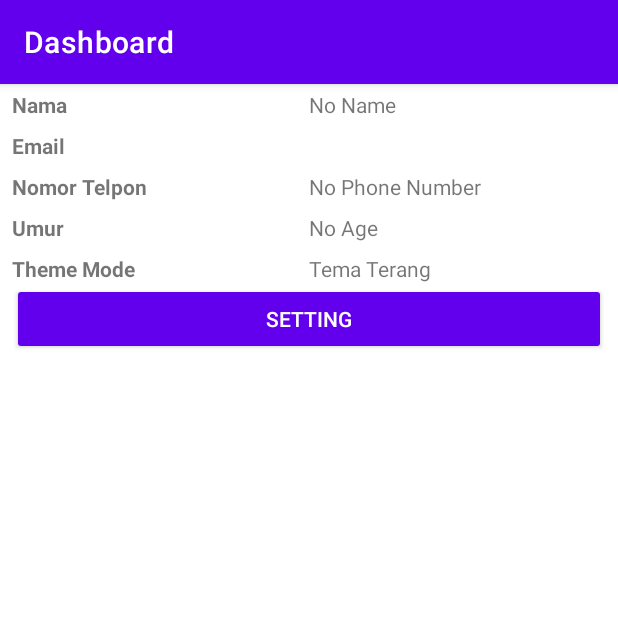
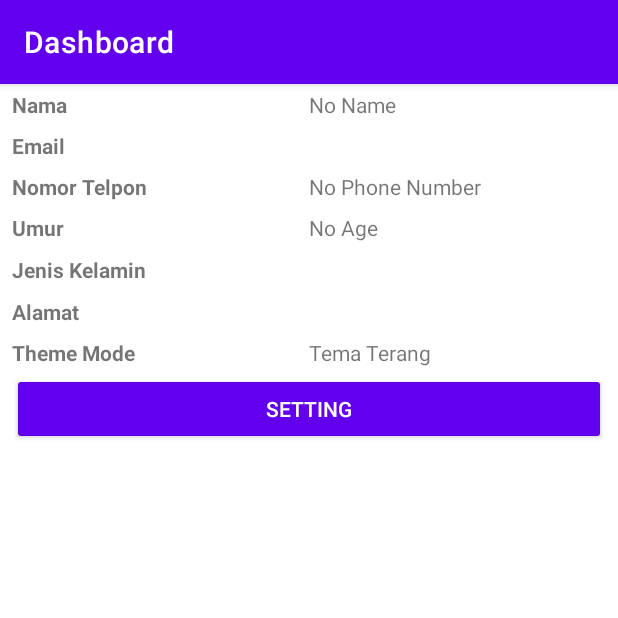
Before and after one commit to krisnas/-IF06MM1-18102271-KRISNA-SUBARKAH-, an Android app: the screen it shows after launch (MainActivity), on a phone screen of 412 x 824 dp, the top half of it. Run offline under Robolectric (Android 15) with nearby library versions, the phone set to English and light mode, and no system bars; our stand-ins replace data binding.

Commit message:
menambah 2 key baru

```diff
--- a/app/src/main/java/com/krisna_18102271/praktikum9/data/SettingModel.kt
+++ b/app/src/main/java/com/krisna_18102271/praktikum9/data/SettingModel.kt
@@ -9,5 +9,7 @@ import kotlinx.android.parcel.Parcelize
         var email: String? = null,
         var age: Int = 0,
         var phoneNumber: String? = null,
+        var gender: String? = null,
+        var address: String? = null,
         var isDarkTheme: Boolean = false
     ): Parcelable
--- a/app/src/main/java/com/krisna_18102271/praktikum9/preferences/SettingPreference.kt
+++ b/app/src/main/java/com/krisna_18102271/praktikum9/preferences/SettingPreference.kt
@@ -9,6 +9,8 @@ import com.krisna_18102271.praktikum9.data.SettingModel
             private const val NAME = "name"
             private const val EMAIL = "email"
             private const val AGE = "age"
+            private const val GENDER = "gender"
+            private const val ADDRESS = "address"
             private const val PHONE_NUMBER = "phone"
             private const val THEME = "theme"
         }
@@ -19,6 +21,8 @@ import com.krisna_18102271.praktikum9.data.SettingModel
             editor.putString(NAME, value.name)
             editor.putString(EMAIL, value.email)
             editor.putInt(AGE, value.age)
+            editor.putString(GENDER, value.gender)
+            editor.putString(ADDRESS, value.address)
             editor.putString(PHONE_NUMBER, value.phoneNumber)
             editor.putBoolean(THEME, value.isDarkTheme)
             editor.apply()
@@ -30,6 +34,8 @@ import com.krisna_18102271.praktikum9.data.SettingModel
             model.email = preferences.getString(EMAIL, "")
             model.age = preferences.getInt(AGE, 0)
             model.phoneNumber = preferences.getString(PHONE_NUMBER, "")
+            model.gender = preferences.getString(GENDER, "")
+            model.address = preferences.getString(ADDRESS, "")
             model.isDarkTheme = preferences.getBoolean(THEME, false)
             return model
         }
--- a/app/src/main/res/layout/activity_main.xml
+++ b/app/src/main/res/layout/activity_main.xml
@@ -2,6 +2,8 @@
 <layout xmlns:android="http://schemas.android.com/apk/res/android"
     xmlns:app="http://schemas.android.com/apk/res-auto"
     xmlns:tools="http://schemas.android.com/tools">
+    <?xml version="1.0" encoding="utf-8"?>
+
     <data>
         <import type="android.text.TextUtils"/>
         <variable
@@ -10,7 +12,9 @@
         <variable
             name="act"
             type="com.krisna_18102271.praktikum9.MainActivity" />
+
     </data>
+
 <androidx.constraintlayout.widget.ConstraintLayout
     android:layout_width="match_parent"
     android:layout_height="match_parent"
@@ -96,25 +100,53 @@
         app:layout_constraintStart_toStartOf="@+id/tv_phone"
         app:layout_constraintTop_toBottomOf="@+id/tv_phone"
         android:text="@{settingModel.age > 0 ? ``+settingModel.age : @string/default_age }" />
+
     <TextView
-        android:id="@+id/textView5"
+        android:id="@+id/textView6"
         android:layout_width="0dp"
         android:layout_height="wrap_content"
-        android:layout_marginTop="8dp"
-        android:text="@string/tv_theme"
+        android:layout_marginTop="64dp"
+        android:text="@string/address"
         android:textStyle="bold"
-        app:layout_constraintEnd_toEndOf="@+id/textView4"
-        app:layout_constraintStart_toStartOf="@+id/textView4"
-        app:layout_constraintTop_toBottomOf="@+id/textView4" />
+        app:layout_constraintEnd_toEndOf="@+id/textView3"
+        app:layout_constraintHorizontal_bias="0.0"
+        app:layout_constraintStart_toStartOf="@+id/textView3"
+        app:layout_constraintTop_toBottomOf="@+id/textView3" />
+
     <TextView
-        android:id="@+id/tv_theme"
+        android:id="@+id/tv_gender"
         android:layout_width="0dp"
         android:layout_height="wrap_content"
-        android:layout_marginTop="8dp"
-        app:layout_constraintEnd_toEndOf="@+id/tv_age"
-        app:layout_constraintStart_toStartOf="@+id/tv_age"
-        app:layout_constraintTop_toBottomOf="@+id/tv_age"
-        android:text="@{settingModel.isDarkTheme == true ? @string/dark_theme : @string/light_theme}" />
+        android:layout_marginTop="64dp"
+        android:text="@{settingModel.address}"
+        app:layout_constraintEnd_toEndOf="@+id/tv_phone"
+        app:layout_constraintHorizontal_bias="0.0"
+        app:layout_constraintStart_toStartOf="@+id/tv_phone"
+        app:layout_constraintTop_toBottomOf="@+id/tv_phone" />
+
+
+    <TextView
+        android:id="@+id/tv_alamat"
+        android:layout_width="0dp"
+        android:layout_height="wrap_content"
+        android:layout_marginTop="36dp"
+        android:text="@{settingModel.gender}"
+        app:layout_constraintEnd_toEndOf="@+id/tv_phone"
+        app:layout_constraintHorizontal_bias="0.0"
+        app:layout_constraintStart_toStartOf="@+id/tv_phone"
+        app:layout_constraintTop_toBottomOf="@+id/tv_phone" />
+
+    <TextView
+        android:id="@+id/textView7"
+        android:layout_width="0dp"
+        android:layout_height="wrap_content"
+        android:layout_marginTop="36dp"
+        android:text="@string/gender"
+        android:textStyle="bold"
+        app:layout_constraintEnd_toEndOf="@+id/textView3"
+        app:layout_constraintHorizontal_bias="0.0"
+        app:layout_constraintStart_toStartOf="@+id/textView3"
+        app:layout_constraintTop_toBottomOf="@+id/textView3" />
 
     <Button
         android:id="@+id/btn_save"
@@ -122,11 +154,37 @@
         android:layout_width="0dp"
         android:layout_height="wrap_content"
         android:layout_marginStart="8dp"
+        android:layout_marginTop="4dp"
         android:layout_marginEnd="8dp"
+        android:onClick="@{() -> act.openSetting()}"
         android:text="@string/setting"
         app:layout_constraintEnd_toEndOf="parent"
+        app:layout_constraintHorizontal_bias="0.0"
         app:layout_constraintStart_toStartOf="parent"
-        app:layout_constraintTop_toBottomOf="@+id/textView5"
-        android:onClick="@{() -> act.openSetting()}"/>
+        app:layout_constraintTop_toBottomOf="@+id/textView5" />
+
+    <TextView
+        android:id="@+id/tv_theme"
+        android:layout_width="0dp"
+        android:layout_height="wrap_content"
+        android:layout_marginTop="64dp"
+        android:text="@{settingModel.isDarkTheme == true ? @string/dark_theme : @string/light_theme}"
+        app:layout_constraintEnd_toEndOf="@+id/tv_age"
+        app:layout_constraintHorizontal_bias="0.0"
+        app:layout_constraintStart_toStartOf="@+id/tv_age"
+        app:layout_constraintTop_toBottomOf="@+id/tv_age" />
+
+    <TextView
+        android:id="@+id/textView5"
+        android:layout_width="0dp"
+        android:layout_height="wrap_content"
+        android:layout_marginTop="64dp"
+        android:text="@string/tv_theme"
+        android:textStyle="bold"
+        app:layout_constraintEnd_toEndOf="@+id/textView4"
+        app:layout_constraintHorizontal_bias="0.0"
+        app:layout_constraintStart_toStartOf="@+id/textView4"
+        app:layout_constraintTop_toBottomOf="@+id/textView4" />
+
 </androidx.constraintlayout.widget.ConstraintLayout>
 </layout>
--- a/app/src/main/res/values/strings.xml
+++ b/app/src/main/res/values/strings.xml
@@ -21,4 +21,6 @@
     <string name="field_required">Kolom Tidak Boleh Kosong</string>
     <string name="email_is_not_valid">Email Tidak Valid</string>
     <string name="field_digit_only">Kolom Hanya Untuk Angka</string>
+    <string name="address">Alamat</string>
+    <string name="gender">Jenis Kelamin</string>
 </resources>
```
Also changed, not shown: app/src/main/java/com/krisna_18102271/praktikum9/SettingPreferenceActivity.kt (+16 -2 lines), app/src/main/res/layout/activity_setting_preference.xml (+24 -0 lines).
